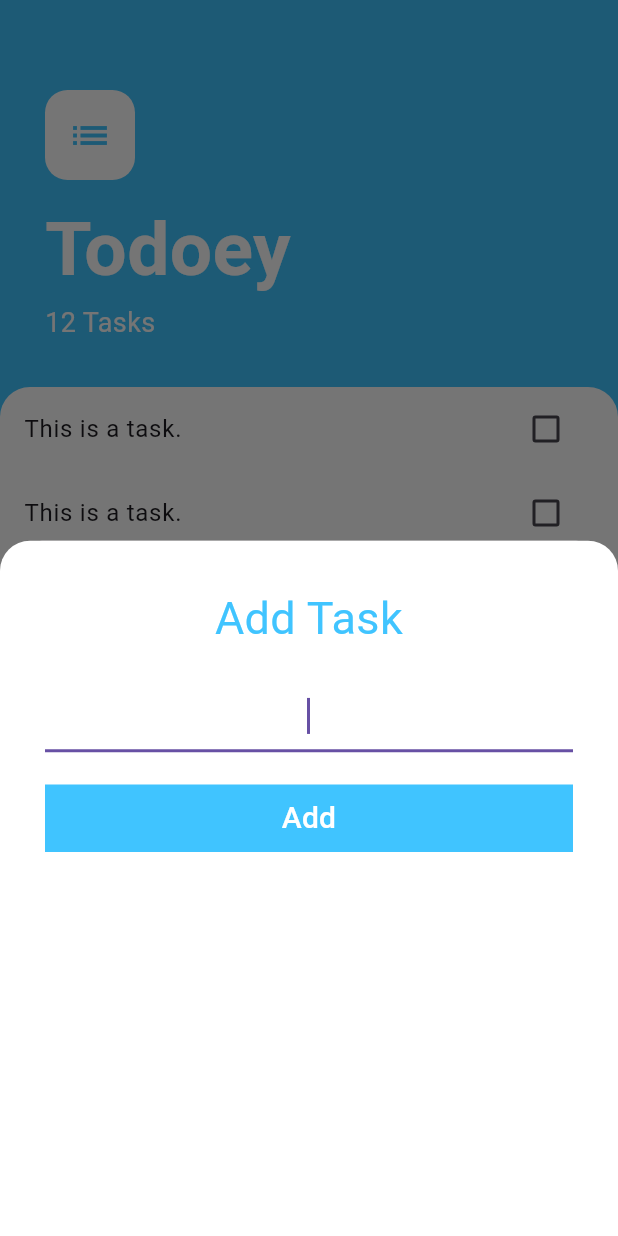
After one commit to EvanBinu/To-Do-List-App, a Flutter app: the screen it shows after launch, after a tap on the "add" icon, on a phone screen of 412 x 824 dp. The commit adds this screen. Run offline on Flutter 3.47's test engine with Material 3 defaults, Android fonts, the phone set to English and light mode, and no system bars.

Commit message:
add task screen

```diff
--- /dev/null
+++ b/lib/screens/add_task_screen.dart
@@ -0,0 +1,49 @@
+import 'package:flutter/material.dart';
+
+class AddTaskScreen extends StatelessWidget {
+  @override
+  Widget build(BuildContext context) {
+    return Container(
+      color: Color(0xff757575),
+      child: Container(
+        padding: EdgeInsets.all(30.0),
+        decoration: BoxDecoration(
+          color: Colors.white,
+          borderRadius: BorderRadius.only(
+            topLeft: Radius.circular(20.0),
+            topRight: Radius.circular(20.0),
+          ),
+        ),
+        child: Column(
+          crossAxisAlignment: CrossAxisAlignment.stretch,
+          children: [
+            Text(
+              'Add Task',
+              textAlign: TextAlign.center,
+              style: TextStyle(fontSize: 30.0, color: Colors.lightBlueAccent),
+            ),
+            SizedBox(height: 20.0),
+            TextField(autofocus: true, textAlign: TextAlign.center),
+            SizedBox(height: 20.0),
+            TextButton(
+              onPressed: () {},
+              style: TextButton.styleFrom(
+                backgroundColor: Colors.lightBlueAccent,
+                shape: RoundedRectangleBorder(
+                  borderRadius: BorderRadius.circular(
+                    0.0,
+                  ), // Set your desired radius
+                ),
+              ),
+              child: Text(
+                'Add',
+                textAlign: TextAlign.center,
+                style: TextStyle(fontSize: 20.0, color: Colors.white),
+              ),
+            ),
+          ],
+        ),
+      ),
+    );
+  }
+}
--- a/lib/screens/tasks_screen.dart
+++ b/lib/screens/tasks_screen.dart
@@ -1,6 +1,7 @@
 import 'package:flutter/material.dart';
 import '../widgets/task_tile.dart';
 import '../widgets/tasks_list.dart';
+import 'add_task_screen.dart';
 
 class TasksScreen extends StatelessWidget {
   const TasksScreen({super.key});
@@ -10,7 +11,12 @@ class TasksScreen extends StatelessWidget {
     return Scaffold(
       backgroundColor: Colors.lightBlueAccent,
       floatingActionButton: FloatingActionButton(
-        onPressed: null,
+        onPressed: () {
+          showModalBottomSheet(
+            context: context,
+            builder: (context) => AddTaskScreen(),
+          );
+        },
         backgroundColor: Colors.lightBlueAccent,
         child: Icon(Icons.add, color: Colors.white),
       ),
```
